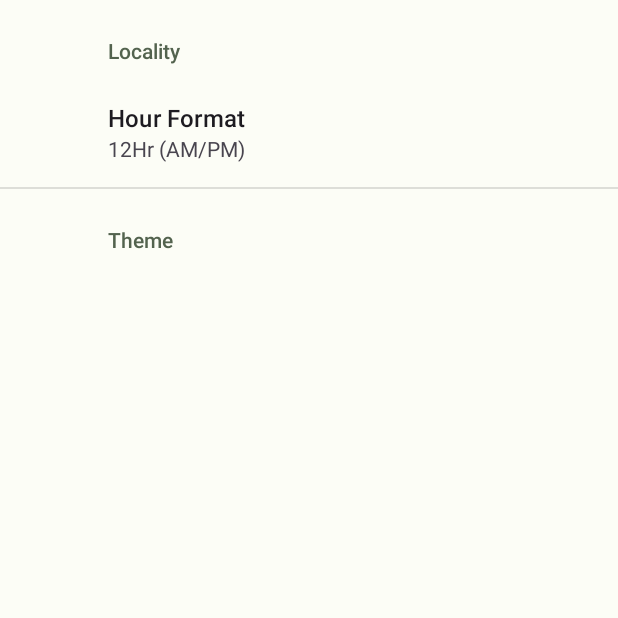
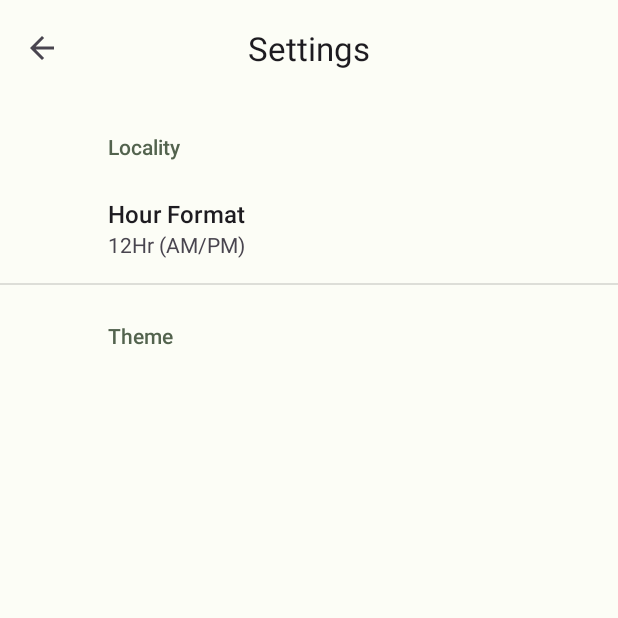
Before and after one commit to Monforton/Project-Inlook, an Android app: the screen it shows after launch (SettingsActivity), in the side drawer, after a tap on "Settings", on a phone screen of 412 x 824 dp, the top half of it. Run offline under Robolectric (Android 15) with nearby library versions, the phone set to English and light mode, and no system bars; our stand-ins replace androidx.preference, navigation-ui.

Commit message:
Updated settings screen and minor Day screen changes

```diff
--- a/app/src/main/java/uab/cs422/projectinlook/SettingsActivity.kt
+++ b/app/src/main/java/uab/cs422/projectinlook/SettingsActivity.kt
@@ -1,21 +1,42 @@
 package uab.cs422.projectinlook
 
 import android.os.Bundle
+import android.view.MenuItem
 import androidx.appcompat.app.AppCompatActivity
+import androidx.core.app.NavUtils
 import androidx.preference.PreferenceFragmentCompat
+import uab.cs422.projectinlook.databinding.ActivitySettingsBinding
 
 class SettingsActivity : AppCompatActivity() {
+    private lateinit var binding: ActivitySettingsBinding
 
     override fun onCreate(savedInstanceState: Bundle?) {
         super.onCreate(savedInstanceState)
-        setContentView(R.layout.activity_settings)
+
+        binding = ActivitySettingsBinding.inflate(layoutInflater)
+        setContentView(binding.root)
+
+        setSupportActionBar(binding.mainToolbar)
+        supportActionBar?.title = getString(R.string.action_settings)
+
         if (savedInstanceState == null) {
             supportFragmentManager
                 .beginTransaction()
-                .replace(R.id.settings, SettingsFragment())
+                .replace(R.id.settings_frame, SettingsFragment())
                 .commit()
         }
+
         supportActionBar?.setDisplayHomeAsUpEnabled(true)
+    }
+
+    override fun onOptionsItemSelected(item: MenuItem): Boolean {
+        when (item.itemId) {
+            android.R.id.home -> {
+                NavUtils.navigateUpFromSameTask(this)
+                true
+            }
+        }
+        return super.onOptionsItemSelected(item)
     }
 
     class SettingsFragment : PreferenceFragmentCompat() {
--- a/app/src/main/java/uab/cs422/projectinlook/ui/day/DayHourAdapter.kt
+++ b/app/src/main/java/uab/cs422/projectinlook/ui/day/DayHourAdapter.kt
@@ -2,6 +2,7 @@ package uab.cs422.projectinlook.ui.day
 
 import android.app.ActionBar.LayoutParams
 import android.content.Context
+import android.graphics.Color
 import android.graphics.Typeface
 import android.text.TextUtils
 import android.util.TypedValue
@@ -12,6 +13,7 @@ import android.view.ViewGroup
 import android.widget.LinearLayout
 import android.widget.TextView
 import androidx.appcompat.content.res.AppCompatResources
+import androidx.core.graphics.ColorUtils
 import androidx.preference.PreferenceManager
 import androidx.recyclerview.widget.RecyclerView
 import com.google.android.material.snackbar.Snackbar
@@ -43,12 +45,15 @@ class DayHourAdapter(val eventData: List<CalEvent>) :
                 .getString("hour_format", "")) {
                 "clock_time_format" -> DateTimeFormatter.ofPattern("h a")
                 "day_time_format" -> DateTimeFormatter.ofPattern("H:mm")
-                else -> DateTimeFormatter.ofPattern("HH:mm a")
+                else -> DateTimeFormatter.ofPattern("h a")
             }
         val positionAsHour = LocalDateTime.of(LocalDate.now(), LocalTime.of(position, 0))
         holder.hourTextView.text = positionAsHour.format(timeFormat)
-        if (LocalDateTime.now().hour == position) {
-            val typedValue = TypedValue()
+        println("posAsHr=${positionAsHour.hour}, text = ${holder.hourTextView.text}")
+
+        val typedValue = TypedValue()
+        if (positionAsHour.hour == LocalDateTime.now().hour) {
+            println("thinks it is now")
             hourTVContext.theme.resolveAttribute(
                 com.google.android.material.R.attr.colorTertiaryContainer,
                 typedValue,
@@ -57,6 +62,14 @@ class DayHourAdapter(val eventData: List<CalEvent>) :
             holder.hourTextView.setBackgroundColor(typedValue.data)
             hourTVContext.theme.resolveAttribute(
                 com.google.android.material.R.attr.colorOnTertiaryContainer,
+                typedValue,
+                true
+            )
+            holder.hourTextView.setTextColor(typedValue.data)
+        } else { // I don't know why this else is necessary, but otherwise it will highlight if (hour - 16) > 0
+            holder.hourTextView.setBackgroundColor(Color.valueOf(0f,0f,0f,0f).toArgb())
+            hourTVContext.theme.resolveAttribute(
+                com.google.android.material.R.attr.colorOnBackground,
                 typedValue,
                 true
             )
@@ -93,6 +106,15 @@ class DayHourAdapter(val eventData: List<CalEvent>) :
             true
         )
         textView.background.setTint(typedValue.data)
+
+        textView.setTextColor(
+            ColorUtils.blendARGB(
+                typedValue.data,
+                if (Color.luminance(typedValue.data) > 0.5) Color.BLACK else Color.WHITE,
+                0.95f
+            )
+        )
+
         textView.ellipsize = TextUtils.TruncateAt.END
         textView.gravity = Gravity.CENTER
         textView.maxLines = 1
@@ -102,13 +124,6 @@ class DayHourAdapter(val eventData: List<CalEvent>) :
             0,
             ScreenConversion.dpToPx(textView.context, 2)
         )
-
-        context.theme.resolveAttribute(
-            com.google.android.material.R.attr.colorOnPrimaryContainer,
-            typedValue,
-            true
-        )
-        textView.setTextColor(typedValue.data)
 
         textView.setTextSize(TypedValue.COMPLEX_UNIT_SP, 16f)
         textView.typeface = Typeface.DEFAULT_BOLD
--- a/app/src/main/res/drawable/event_back.xml
+++ b/app/src/main/res/drawable/event_back.xml
@@ -4,7 +4,7 @@
 
     <!-- View background color -->
     <solid
-        android:color="@color/md_theme_light_primaryContainer" >
+        android:color="@color/white" >
     </solid>
 
     <!-- View border color and width -->
--- a/app/src/main/res/layout/activity_settings.xml
+++ b/app/src/main/res/layout/activity_settings.xml
@@ -1,11 +1,28 @@
-<LinearLayout xmlns:android="http://schemas.android.com/apk/res/android"
+<?xml version="1.0" encoding="utf-8"?>
+<androidx.coordinatorlayout.widget.CoordinatorLayout xmlns:android="http://schemas.android.com/apk/res/android"
+    xmlns:app="http://schemas.android.com/apk/res-auto"
+    android:id="@+id/settings_coordinator_layout"
     android:layout_width="match_parent"
-    android:layout_height="match_parent"
-    android:fitsSystemWindows="true">
+    android:layout_height="match_parent">
 
-    <!-- TODO: Make the toolbar again in here, including only the title and a left back button -->
+    <com.google.android.material.appbar.AppBarLayout
+        android:id="@+id/main_appbar_layout"
+        android:layout_width="match_parent"
+        android:layout_height="wrap_content"
+        android:fitsSystemWindows="true">
+
+        <com.google.android.material.appbar.MaterialToolbar
+            android:id="@+id/main_toolbar"
+            android:layout_width="match_parent"
+            android:layout_height="?attr/actionBarSize"
+            app:contentInsetStart="10dp"
+            app:layout_scrollFlags="noScroll"
+            app:titleCentered="true" />
+    </com.google.android.material.appbar.AppBarLayout>
+
     <FrameLayout
-        android:id="@+id/settings"
+        android:id="@+id/settings_frame"
+        app:layout_behavior="@string/appbar_scrolling_view_behavior"
         android:layout_width="match_parent"
         android:layout_height="match_parent" />
-</LinearLayout>
+</androidx.coordinatorlayout.widget.CoordinatorLayout>
--- a/app/src/main/res/values-night/themes.xml
+++ b/app/src/main/res/values-night/themes.xml
@@ -28,5 +28,6 @@
         <item name="colorOnSurfaceInverse">@color/md_theme_dark_inverseOnSurface</item>
         <item name="colorSurfaceInverse">@color/md_theme_dark_inverseSurface</item>
         <item name="colorPrimaryInverse">@color/md_theme_dark_inversePrimary</item>
+        <item name="android:windowActivityTransitions">true</item>
     </style>
 </resources>
--- a/app/src/main/res/values/themes.xml
+++ b/app/src/main/res/values/themes.xml
@@ -28,6 +28,7 @@
         <item name="colorOnSurfaceInverse">@color/md_theme_light_inverseOnSurface</item>
         <item name="colorSurfaceInverse">@color/md_theme_light_inverseSurface</item>
         <item name="colorPrimaryInverse">@color/md_theme_light_inversePrimary</item>
+        <item name="android:windowActivityTransitions">true</item>
     </style>
 
     <style name="Theme.ProjectInlook" parent="Base.Theme.ProjectInlook" />
```
Also changed, not shown: app/src/main/AndroidManifest.xml (+10 -4 lines), app/src/main/res/drawable/ic_arrow_back_24.xml (added, +11 -0 lines), app/src/main/res/values/colors.xml (+6 -6 lines).
